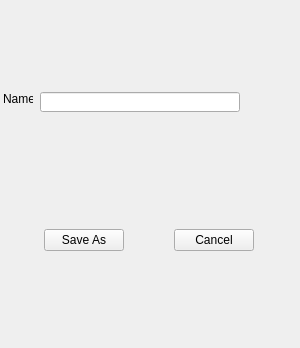
Above: bin/data/ui/ogrescripteditor.ui from realXtend/tundra before the change. Below: the same form after it.
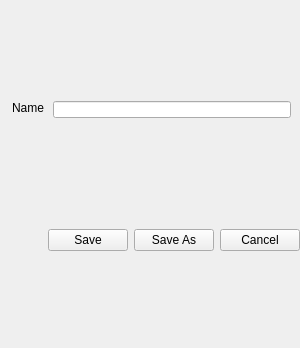
That is the form after the change.

```diff
--- a/bin/data/ui/ogrescripteditor.ui
+++ b/bin/data/ui/ogrescripteditor.ui
@@ -57,15 +57,9 @@
             <height>35</height>
            </size>
           </property>
+          <layout class="QHBoxLayout" name="horizontalLayout_2">
+           <item>
           <widget class="QLabel" name="labelName">
-           <property name="geometry">
-            <rect>
-             <x>0</x>
-             <y>0</y>
-             <width>33</width>
-             <height>17</height>
-            </rect>
-           </property>
            <property name="sizePolicy">
             <sizepolicy hsizetype="Fixed" vsizetype="Fixed">
              <horstretch>0</horstretch>
@@ -81,16 +75,11 @@
             <string>Name</string>
            </property>
           </widget>
-          <widget class="QLineEdit" name="lineEditName">
-           <property name="geometry">
-            <rect>
-             <x>40</x>
-             <y>0</y>
-             <width>200</width>
-             <height>20</height>
-            </rect>
-           </property>
-          </widget>
+           </item>
+           <item>
+            <widget class="QLineEdit" name="lineEditName"/>
+           </item>
+          </layout>
          </widget>
         </item>
        </layout>
@@ -110,6 +99,32 @@
          <property name="rightMargin">
           <number>0</number>
          </property>
+         <item>
+          <spacer name="horizontalSpacer">
+           <property name="orientation">
+            <enum>Qt::Horizontal</enum>
+           </property>
+           <property name="sizeHint" stdset="0">
+            <size>
+             <width>40</width>
+             <height>20</height>
+            </size>
+           </property>
+          </spacer>
+         </item>
+         <item>
+          <widget class="QPushButton" name="buttonSave">
+           <property name="sizePolicy">
+            <sizepolicy hsizetype="Fixed" vsizetype="Fixed">
+             <horstretch>0</horstretch>
+             <verstretch>0</verstretch>
+            </sizepolicy>
+           </property>
+           <property name="text">
+            <string>Save</string>
+           </property>
+          </widget>
+         </item>
          <item>
           <widget class="QPushButton" name="buttonSaveAs">
            <property name="sizePolicy">
```
Lines whose indentation alone changed are shown as unchanged.
